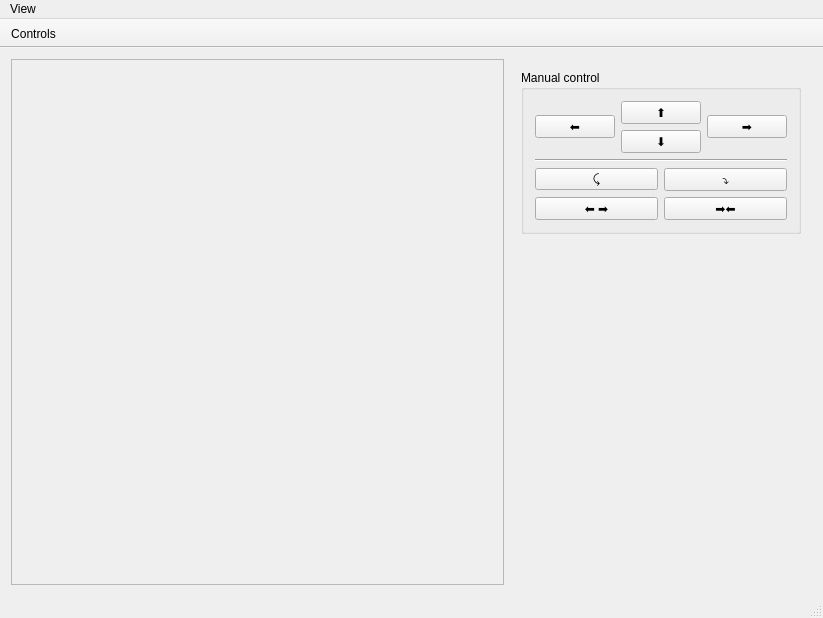
Before: the Qt Designer form mainwindow.ui in samcrow/GripperSimulator, drawn with Qt 5.
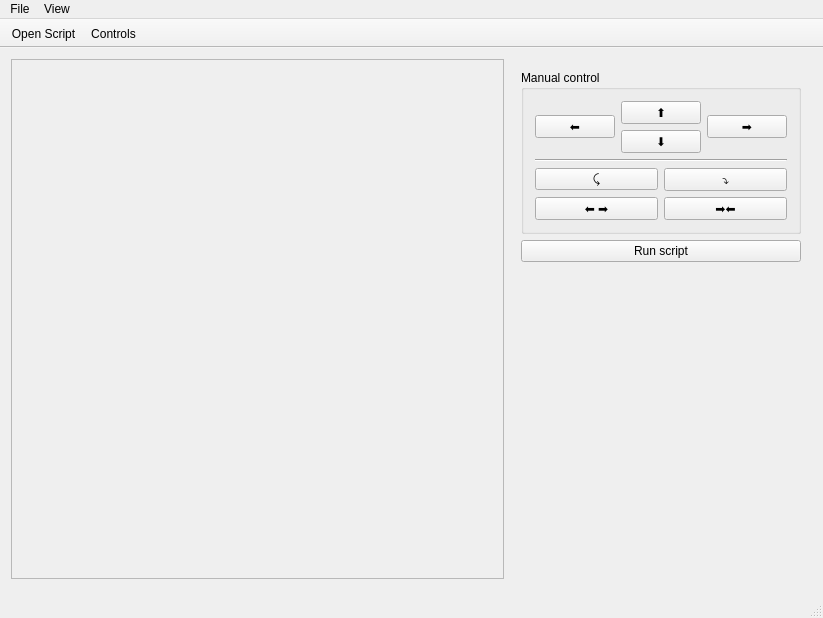
After: the same form once the commit is applied. Custom widgets are drawn as their Qt base class.

The edit to the form file:
```diff
--- a/mainwindow.ui
+++ b/mainwindow.ui
@@ -17,8 +17,8 @@
    <bool>true</bool>
   </property>
   <widget class="QWidget" name="centralWidget">
-   <layout class="QHBoxLayout" name="horizontalLayout">
-    <item>
+   <layout class="QGridLayout" name="gridLayout_4">
+    <item row="0" column="0">
      <widget class="QFrame" name="frame">
       <property name="sizePolicy">
        <sizepolicy hsizetype="MinimumExpanding" vsizetype="Preferred">
@@ -48,7 +48,7 @@
       </layout>
      </widget>
     </item>
-    <item>
+    <item row="0" column="1">
      <widget class="QWidget" name="rightPane" native="true">
       <layout class="QVBoxLayout" name="verticalLayout">
        <item>
@@ -127,6 +127,13 @@
          </layout>
         </widget>
        </item>
+       <item>
+        <widget class="QPushButton" name="testButton">
+         <property name="text">
+          <string>Run script</string>
+         </property>
+        </widget>
+       </item>
        <item>
         <spacer name="verticalSpacer">
          <property name="orientation">
@@ -143,6 +150,9 @@
       </layout>
      </widget>
     </item>
+    <item row="1" column="0" colspan="2">
+     <widget class="JavaScriptConsole" name="console" native="true"/>
+    </item>
    </layout>
   </widget>
   <widget class="QMenuBar" name="menuBar">
@@ -160,6 +170,13 @@
     </property>
     <addaction name="actionControls"/>
    </widget>
+   <widget class="QMenu" name="menuFile">
+    <property name="title">
+     <string>File</string>
+    </property>
+    <addaction name="openScriptAction"/>
+   </widget>
+   <addaction name="menuFile"/>
    <addaction name="menuView"/>
   </widget>
   <widget class="QToolBar" name="mainToolBar">
@@ -175,6 +192,7 @@
    <attribute name="toolBarBreak">
     <bool>false</bool>
    </attribute>
+   <addaction name="openScriptAction"/>
    <addaction name="actionControls"/>
   </widget>
   <widget class="QStatusBar" name="statusBar"/>
@@ -189,6 +207,25 @@
     <string>Toggles the visibility of the manual controls</string>
    </property>
   </action>
+  <action name="openScriptAction">
+   <property name="text">
+    <string>Open Script...</string>
+   </property>
+   <property name="toolTip">
+    <string>Opens a script file to be executed</string>
+   </property>
+  </action>
+  <action name="runScriptAction">
+   <property name="text">
+    <string>Run script</string>
+   </property>
+   <property name="toolTip">
+    <string>Runs the script that has been loaded</string>
+   </property>
+   <property name="shortcut">
+    <string>Ctrl+R</string>
+   </property>
+  </action>
  </widget>
  <layoutdefault spacing="6" margin="11"/>
  <customwidgets>
@@ -198,6 +235,12 @@
    <header>Graphics/simulationdisplaywidget.h</header>
    <container>1</container>
   </customwidget>
+  <customwidget>
+   <class>JavaScriptConsole</class>
+   <extends>QWidget</extends>
+   <header>JavaScript/javascriptconsole.h</header>
+   <container>1</container>
+  </customwidget>
  </customwidgets>
  <resources/>
  <connections>
```
